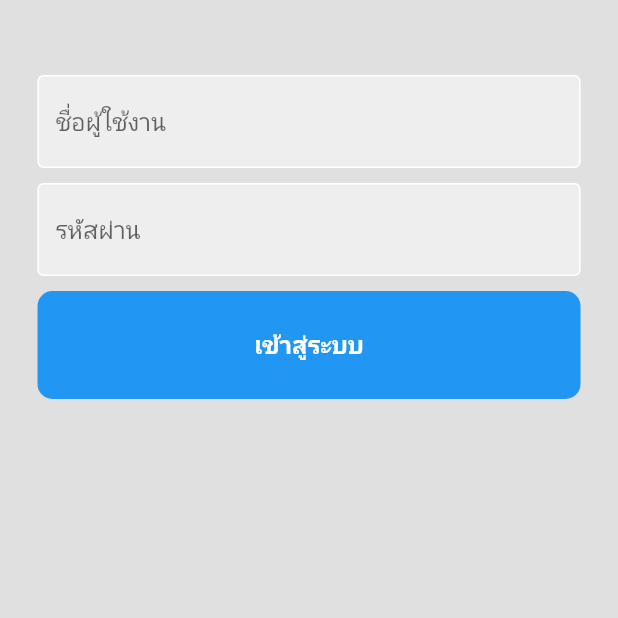
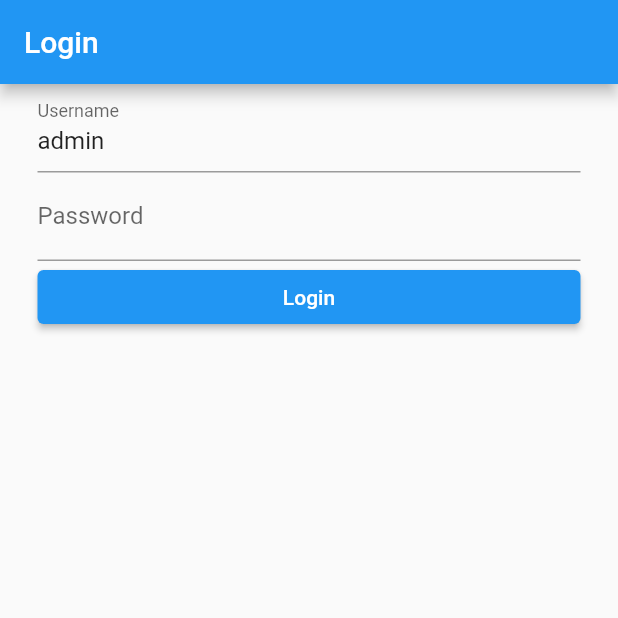
Before and after one commit to Jame-jetsada/finalfront, a Flutter app: the screen it shows after launch, on a phone screen of 412 x 824 dp, the top half of it. Run offline on Flutter 3.47's test engine with Material 2 defaults, Android fonts, the phone set to English and light mode, and no system bars.

```diff
--- a/lib/components/signbt.dart
+++ b/lib/components/signbt.dart
@@ -1,34 +1 @@
-import 'package:flutter/material.dart';
-
 // ignore: must_be_immutable
-class SignBt extends StatelessWidget {
-
-  void Function()? onTap;
-
-  SignBt({super.key, required this.onTap});
-
-  @override
-  Widget build(BuildContext context) {
-    return GestureDetector(
-      onTap: onTap,
-      child: Container(
-        padding: const EdgeInsets.all(25.0),
-        margin: const EdgeInsets.symmetric(horizontal: 25),
-        decoration: BoxDecoration(
-          color: Colors.blue,
-          borderRadius: BorderRadius.circular(10),
-          ),
-        child: const Center(
-          child: Text(
-            "เข้าสู่ระบบ",
-            style: TextStyle(
-              color: Colors.white,
-              fontWeight: FontWeight.bold,
-              fontSize: 16,
-            ),
-          ),
-        ),
-      ),
-    );
-  }
-}
--- a/lib/components/textfield.dart
+++ /dev/null
@@ -1,37 +0,0 @@
-import 'package:flutter/material.dart';
-
-class MyTextField extends StatelessWidget {
-  // ignore: prefer_typing_uninitialized_variables
-  final controller;
-  final String hintText;
-  final bool obcureText;
-
-  const MyTextField({
-    super.key,
-    required this.controller,
-    required this.hintText,
-    required this.obcureText,
-  });
-
-  @override
-  Widget build(BuildContext context) {
-    return Padding(
-      padding: const EdgeInsets.symmetric(horizontal: 25.0),
-      child: TextField(
-        controller: controller,
-        obscureText: obcureText,
-        decoration: InputDecoration(
-          enabledBorder: const OutlineInputBorder(
-            borderSide: BorderSide(color: Colors.white),
-          ),
-          focusedBorder: OutlineInputBorder(
-            borderSide: BorderSide(color: Colors.grey.shade400),
-          ),
-          fillColor: Colors.grey.shade200,
-          filled: true,
-          hintText: hintText,
-        ),
-      ),
-    );
-  }
-}
--- a/lib/main.dart
+++ b/lib/main.dart
@@ -1,19 +1,7 @@
 import 'package:flutter/material.dart';
-import 'package:myproject/pages/login.dart';
+import 'package:myproject/src/app.dart';
+
 
 void main() {
   runApp(const MyApp());
 }
-
-class MyApp extends StatelessWidget {
-  const MyApp({super.key});
-
-  // This widget is the root of your application.
-  @override
-  Widget build(BuildContext context) {
-    return MaterialApp(
-      debugShowCheckedModeBanner: false,
-      home: LoginPage()
-    );
-  }
-}
--- a/lib/pages/chose.dart
+++ /dev/null
@@ -1,26 +0,0 @@
-import 'package:flutter/material.dart';
-
-class ChoosePage extends StatelessWidget {
-  const ChoosePage({super.key});
-
-  @override
-  Widget build(BuildContext context) {
-    return Scaffold(
-      appBar: AppBar(
-        title: const Text('choose'),
-        centerTitle: true,
-        backgroundColor: Colors.blue,
-      ),
-      backgroundColor: Colors.grey[300],
-      body: SafeArea(
-        child: Center(
-          child: Column(
-            children: [
-
-            ],
-          ),
-        ),
-      ),
-    );
-  }
-}
--- a/lib/pages/login.dart
+++ /dev/null
@@ -1,55 +0,0 @@
-import 'package:flutter/material.dart';
-import 'package:myproject/components/signbt.dart';
-import 'package:myproject/components/textfield.dart';
-
-class LoginPage extends StatelessWidget {
-  LoginPage({super.key,});
-
-  // text controller
-  final usernamecontroller = TextEditingController();
-  final passwordcontroller = TextEditingController();
-
-  // sign uesr in method
-  void signUserIn() {
-
-  }
-
-  @override
-  Widget build(BuildContext context) {
-    return Scaffold(
-      backgroundColor: Colors.grey[300],
-      body: SafeArea(
-        child: Center(
-          child: Column(
-            children: [
-              const SizedBox(height: 50),
-
-              //username textfiled
-              MyTextField(
-                controller: usernamecontroller,
-                hintText: 'ชื่อผู้ใช้งาน',
-                obcureText: false,
-              ),
-
-              const SizedBox(height: 10),
-
-              //password
-              MyTextField(
-                controller: passwordcontroller,
-                hintText: 'รหัสผ่าน',
-                obcureText: true,
-              ),
-
-              const SizedBox(height: 10),
-
-              SignBt(
-                onTap: signUserIn,
-              ),
-
-            ],
-          ),
-        ),
-      ),
-    );
-  }
-}
--- /dev/null
+++ b/lib/src/app.dart
@@ -0,0 +1,18 @@
+import 'package:flutter/material.dart';
+import 'package:myproject/src/pages/login/login_page.dart';
+import 'package:myproject/src/pages/routes.dart';
+
+class MyApp extends StatelessWidget {
+  const MyApp({super.key});
+
+  // This widget is the root of your application.
+  @override
+  Widget build(BuildContext context) {
+    return MaterialApp(
+      title: "FirstApp",
+      debugShowCheckedModeBanner: false,
+      routes: AppRoute.all,
+      home: LoginPage(),
+    );
+  }
+}
--- /dev/null
+++ b/lib/src/pages/home/home_page.dart
@@ -0,0 +1,29 @@
+import 'package:flutter/material.dart';
+
+class HomePage extends StatelessWidget {
+  const HomePage({super.key});
+
+  @override
+  Widget build(BuildContext context) {
+    return Scaffold(
+      appBar: AppBar(
+        title: Text('Homepage'),
+      ),
+      body: Container(
+          width: double.infinity,
+          child: Padding(
+            padding: EdgeInsets.symmetric(horizontal: 25.0),
+            child: Column(
+                crossAxisAlignment: CrossAxisAlignment.stretch,
+                children: [
+                  SizedBox(height: 50),
+                  ElevatedButton(onPressed: _OnClick, child: Text('1')),
+                  SizedBox(height: 10),
+                  ElevatedButton(onPressed: _OnClick, child: Text('2')),
+                ]),
+          )),
+    );
+  }
+
+  void _OnClick() {}
+}
--- /dev/null
+++ b/lib/src/pages/login/login_page.dart
@@ -0,0 +1,54 @@
+import 'package:flutter/material.dart';
+import 'package:myproject/src/pages/routes.dart';
+
+class LoginPage extends StatefulWidget {
+  const LoginPage({super.key});
+
+  @override
+  State<LoginPage> createState() => _LoginPageState();
+}
+
+class _LoginPageState extends State<LoginPage> {
+  final usernamecontroller = TextEditingController();
+  final passwordcontroller = TextEditingController();
+
+  @override
+  void initState() {
+    super.initState();
+    usernamecontroller.text = "admin";
+  }
+
+  @override
+  Widget build(BuildContext context) {
+    return Scaffold(
+      appBar: AppBar(
+        title: Text('Login'),
+      ),
+      body: Container(
+        width: double.infinity,
+        child: Padding(
+          padding: const EdgeInsets.symmetric(horizontal: 25.0),
+          child: Column(
+            crossAxisAlignment: CrossAxisAlignment.stretch,
+            children: [
+              TextField(
+                controller: usernamecontroller,
+                decoration: InputDecoration(labelText: "Username"),
+              ),
+              TextField(
+                controller: passwordcontroller,
+                decoration: InputDecoration(labelText: "Password"),
+              ),
+              ElevatedButton(onPressed: _OnClick, child: Text('Login'))
+            ],
+          ),
+        ),
+      ),
+    );
+  }
+
+  void _OnClick() {
+    // print("login success (${usernamecontroller.text})");
+    Navigator.pushNamed(context, AppRoute.home);
+  }
+}
--- /dev/null
+++ b/lib/src/pages/routes.dart
@@ -0,0 +1,13 @@
+import 'package:flutter/material.dart';
+import 'package:myproject/src/pages/home/home_page.dart';
+import 'package:myproject/src/pages/login/login_page.dart';
+
+class AppRoute {
+  static const login = 'login';
+  static const home = 'home';
+
+  static get all => <String, WidgetBuilder>{
+        login: (context) => LoginPage(),
+        home: (context) => HomePage(),
+      };
+}
```
Also changed, not shown: 1 other file.
